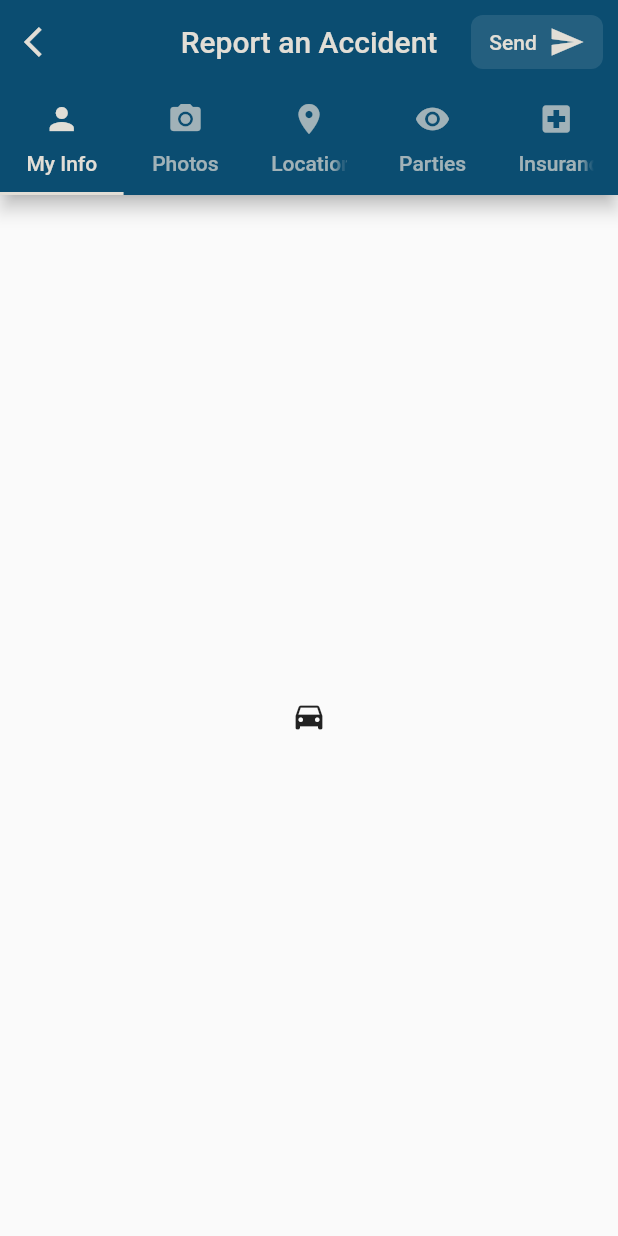
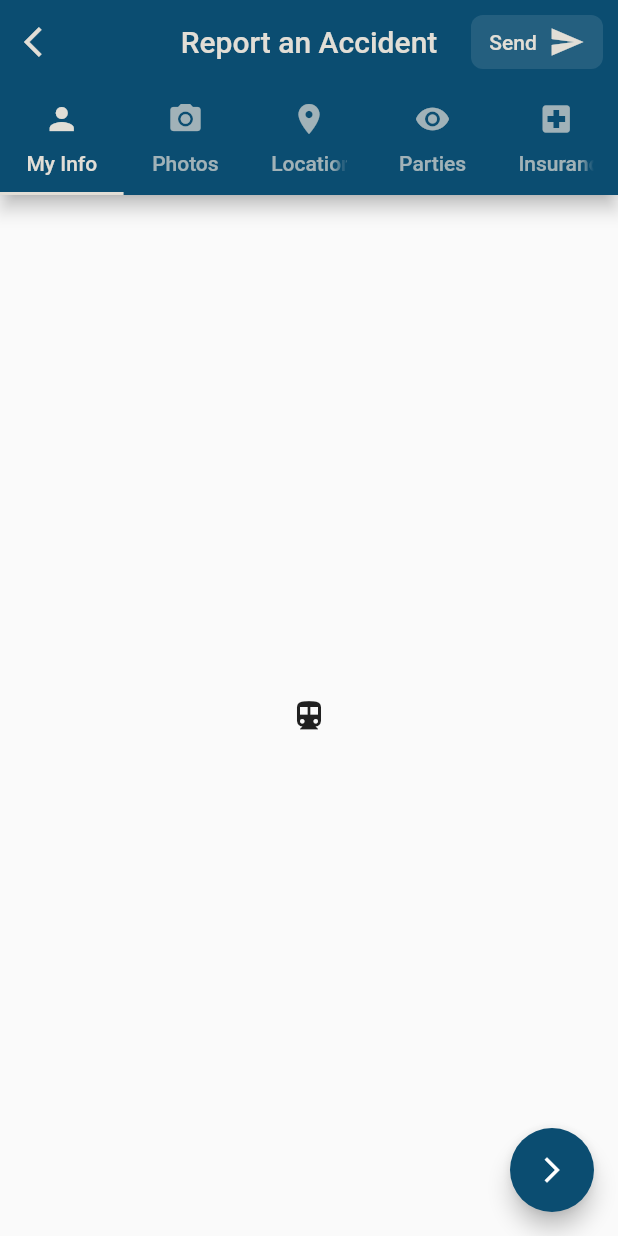
Before and after one commit to paduchurikowsik/lite-Flutter, a Flutter app: the ReportPage screen opened by its route, after a tap on "Send", on a phone screen of 412 x 824 dp. Run offline on Flutter 3.47's test engine with Material 2 defaults, Android fonts, the phone set to English and light mode, and no system bars; our stand-ins replace image_picker; missing offline and left inert: flutter_mailer.

Commit message:
added image picker and camera photo picker

```diff
--- a/lib/pages/home/homepage.dart
+++ b/lib/pages/home/homepage.dart
@@ -12,7 +12,7 @@ class HomePage extends StatefulWidget {
 class _HomePageState extends State<HomePage> {
   Future<void> _launched;
   String _phoneNum = '8139565825';
-  String _911 = '911';
+  String _call911 = '911';
 
   Future<void> _makePhoneCall(String phNum) async {
     if (await canLaunch(phNum)) {
@@ -153,7 +153,8 @@ class _HomePageState extends State<HomePage> {
                             TextStyle(fontSize: 20.0, color: navbarTextColor),
                       ),
                       onPressed: () {
-                        Navigator.pushNamed(context, '/report');
+                        Navigator.of(context).pushNamed('/report');
+                        // Navigator.pushNamed(context, '/report');
                       },
                       shape: RoundedRectangleBorder(
                           borderRadius: BorderRadius.circular(8.0)),
@@ -185,7 +186,7 @@ class _HomePageState extends State<HomePage> {
                             TextStyle(fontSize: 20.0, color: navbarTextColor),
                       ),
                       onPressed: () => setState(() {
-                            _launched = _makePhoneCall('tel:$_911');
+                            _launched = _makePhoneCall('tel:$_call911');
                           }),
                       shape: RoundedRectangleBorder(
                           borderRadius: BorderRadius.circular(8.0)),
--- a/lib/pages/report/report.dart
+++ b/lib/pages/report/report.dart
@@ -1,12 +1,43 @@
+import 'dart:io';
+
 import 'package:flutter/material.dart';
+import 'package:flutter_mailer/flutter_mailer.dart';
+import 'package:image_picker/image_picker.dart';
+
 import 'package:lite/theme/colors.dart';
 
 class ReportPage extends StatefulWidget {
+  const ReportPage({Key key}) : super(key: key);
   @override
   _ReportPageState createState() => _ReportPageState();
 }
 
-class _ReportPageState extends State<ReportPage> {
+class _ReportPageState extends State<ReportPage>
+    with SingleTickerProviderStateMixin {
+  // GlobalKey<Tab> _scaffoldKey = new GlobalKey();
+
+  TabController _tabController;
+
+  List<String> attachment = [];
+
+  @override
+  void initState() {
+    super.initState();
+    _tabController = TabController(vsync: this, length: 5);
+    _tabController.addListener(_handleTabIndex);
+  }
+
+  @override
+  void dispose() {
+    _tabController.removeListener(_handleTabIndex);
+    _tabController.dispose();
+    super.dispose();
+  }
+
+  void _handleTabIndex() {
+    setState(() {});
+  }
+
   _showAlertDialogOnBack(BuildContext context) {
     showDialog(
         context: context,
@@ -22,7 +53,8 @@ class _ReportPageState extends State<ReportPage> {
                     borderRadius: BorderRadius.circular(8.0)),
                 textColor: navbarColor,
                 child: Text('No'),
-                onPressed: () => Navigator.pop(context),
+                // onPressed: () => Navigator.pop(context),
+                onPressed: () => Navigator.of(context).pop(),
               ),
               FlatButton(
                 color: navbarColor,
@@ -30,19 +62,37 @@ class _ReportPageState extends State<ReportPage> {
                     borderRadius: BorderRadius.circular(8.0)),
                 textColor: navbarTextColor,
                 child: Text('Yes'),
-                onPressed: () => Navigator.pushNamedAndRemoveUntil(
-                    context, '/', (Route<dynamic> route) => false),
+                // onPressed: () => Navigator.pushNamedAndRemoveUntil(context, '/', (Route<dynamic> route) => false),
+                onPressed: () => Navigator.of(context).pushNamedAndRemoveUntil(
+                    '/', (Route<dynamic> route) => false),
               )
             ],
           );
         });
   }
 
+  Future<dynamic> _sendMail() async {
+    print('hello');
+    final MailOptions mailOptions = MailOptions(
+      body: 'a long body for the email <br> with a subset of HTML',
+      subject: 'the Email Subject',
+      recipients: ['example@example.com'],
+      isHTML: true,
+      bccRecipients: ['other@example.com'],
+      ccRecipients: ['third@example.com'],
+      attachments: attachment,
+    );
+
+    try {
+      return await FlutterMailer.send(mailOptions);
+    } catch (error) {
+      return error;
+    }
+  }
+
   @override
   Widget build(BuildContext context) {
     return WillPopScope(
-      child: DefaultTabController(
-        length: 5,
       child: Scaffold(
         appBar: AppBar(
           backgroundColor: navbarColor,
@@ -74,11 +124,19 @@ class _ReportPageState extends State<ReportPage> {
                     ),
                   ],
                 ),
-                    onPressed: () {},
+                onPressed: () {
+                  _sendMail().then((e) {
+                    if (e == null) {
+                      // Navigator.of(context).pop(true);
+                      Navigator.of(context).pop();
+                    }
+                  });
+                },
               ),
             )
           ],
           bottom: TabBar(
+            controller: _tabController,
             isScrollable: false,
             indicatorColor: navbarTextColor,
             labelColor: navbarTextColor,
@@ -92,16 +150,159 @@ class _ReportPageState extends State<ReportPage> {
           ),
         ),
         body: TabBarView(
+          controller: _tabController,
           children: [
-                Icon(Icons.directions_car),
             Icon(Icons.directions_transit),
+            photoFragment(),
             Icon(Icons.directions_bike),
             Icon(Icons.directions_transit),
             Icon(Icons.directions_bike),
           ],
-            )),
+        ),
+        floatingActionButton: _bottomButtons(),
+        // floatingActionButtonLocation: FloatingActionButtonLocation.centerFloat,
       ),
       onWillPop: () => _showAlertDialogOnBack(context),
     );
   }
+
+  _nextPage(int n) {
+    if (_tabController.index < _tabController.length - 1 &&
+        _tabController.index >= 0) {
+      _tabController.animateTo(_tabController.index + n);
     }
+  }
+
+  Widget _bottomButtons() {
+    switch (_tabController.index) {
+      case 0:
+        return Hero(
+            transitionOnUserGestures: true,
+            tag: 'btn',
+            child: FloatingActionButton(
+                shape: StadiumBorder(),
+                onPressed: () => _nextPage(1),
+                backgroundColor: navbarColor,
+                child: Icon(
+                  Icons.arrow_forward_ios,
+                  size: 20.0,
+                )));
+        break;
+
+      case 1:
+        return Hero(
+            transitionOnUserGestures: true,
+            tag: 'btn',
+            child: FloatingActionButton(
+              shape: StadiumBorder(),
+              onPressed: () => _nextPage(1),
+              backgroundColor: navbarColor,
+              child: Icon(
+                Icons.arrow_forward_ios,
+                size: 20.0,
+              ),
+            ));
+        break;
+
+      case 2:
+        return Hero(
+            transitionOnUserGestures: true,
+            tag: 'btn',
+            child: FloatingActionButton(
+                shape: StadiumBorder(),
+                onPressed: () => _nextPage(1),
+                backgroundColor: navbarColor,
+                child: Icon(
+                  Icons.arrow_forward_ios,
+                  size: 20.0,
+                )));
+        break;
+
+      case 3:
+        return Hero(
+            transitionOnUserGestures: true,
+            tag: 'btn',
+            child: FloatingActionButton(
+                shape: StadiumBorder(),
+                onPressed: () => _nextPage(1),
+                backgroundColor: navbarColor,
+                child: Icon(
+                  Icons.arrow_forward_ios,
+                  size: 20.0,
+                )));
+        break;
+
+      case 4:
+        return Hero(
+            transitionOnUserGestures: true,
+            tag: 'btn',
+            child: FloatingActionButton(
+                shape: RoundedRectangleBorder(
+                    borderRadius: BorderRadius.all(Radius.circular(16.0))),
+                onPressed: () {
+                  _sendMail().then((e) {
+                    if (e == null) {
+                      // Navigator.of(context).pop(true);
+                      Navigator.of(context).pop();
+                    }
+                  });
+                },
+                backgroundColor: Colors.redAccent,
+                child: Icon(
+                  Icons.send,
+                  size: 20.0,
+                )));
+        break;
+
+      default:
+        return Hero(
+            transitionOnUserGestures: true,
+            tag: 'btn',
+            child: FloatingActionButton(
+                shape: StadiumBorder(),
+                onPressed: () => _nextPage(1),
+                backgroundColor: navbarColor,
+                child: Icon(
+                  Icons.arrow_forward_ios,
+                  size: 20.0,
+                )));
+        break;
+    }
+  }
+
+  void _picker(ImageSource source) async {
+    File pick = await ImagePicker.pickImage(source: source);
+    setState(() {
+      attachment.add(pick.path);
+    });
+  }
+
+  Widget photoFragment() {
+    final Widget imagePath = GridView.count(
+        primary: false,
+        padding: const EdgeInsets.all(20.0),
+        crossAxisSpacing: 10.0,
+        mainAxisSpacing: 10.0,
+        childAspectRatio: 0.5,
+        crossAxisCount: 2,
+        children:
+            attachment.map((filepath) => Image.file(File(filepath))).toList());
+    return Column(
+      children: <Widget>[
+        RaisedButton(
+          child: Text('Image Picker'),
+          onPressed: () {
+            _picker(ImageSource.gallery);
+          },
+        ),
+        RaisedButton(
+          child: Text('Image Picker Camera'),
+          onPressed: () {
+            _picker(ImageSource.camera);
+          },
+        ),
+        Expanded(child: imagePath),
+      ],
+    );
+  }
+}
--- a/lib/utils/drawer.dart
+++ b/lib/utils/drawer.dart
@@ -23,8 +23,8 @@ Drawer getMenu(BuildContext context) {
               ),
               trailing: RawMaterialButton(
                 onPressed: () {
-                  Navigator.pushNamedAndRemoveUntil(
-                      context, '/', (Route<dynamic> route) => false);
+                  // Navigator.pushNamedAndRemoveUntil(context, '/', (Route<dynamic> route) => false);
+                  Navigator.of(context).pushNamedAndRemoveUntil('/', (Route<dynamic> route) => false);
                 },
                 child: Icon(
                   Icons.home,
@@ -69,8 +69,8 @@ Drawer getMenu(BuildContext context) {
                     trailing: Icon(Icons.arrow_forward_ios),
                     // selected: (getCurrentRoute(context).n == "/home") ? true : false,
                     onTap: () {
-                      Navigator.pushNamedAndRemoveUntil(
-                          context, '/firm', (Route<dynamic> route) => false);
+                      // Navigator.pushNamedAndRemoveUntil(context, '/firm', (Route<dynamic> route) => false);
+                      Navigator.of(context).pushNamedAndRemoveUntil('/firm', (Route<dynamic> route) => false);
                       // Navigator.popAndPushNamed(context, '/firm');
                     },
                   ),
@@ -87,8 +87,8 @@ Drawer getMenu(BuildContext context) {
                     trailing: Icon(Icons.arrow_forward_ios),
                     // selected: (getCurrentRoute(context).n == "/home") ? true : false,
                     onTap: () {
-                      Navigator.pushNamedAndRemoveUntil(
-                          context, '/guide', (Route<dynamic> route) => false);
+                      // Navigator.pushNamedAndRemoveUntil(context, '/guide', (Route<dynamic> route) => false);
+                      Navigator.of(context).pushNamedAndRemoveUntil('/guide', (Route<dynamic> route) => false);
                       // Navigator.popAndPushNamed(context, '/firm');
                     },
                   ),
@@ -105,8 +105,8 @@ Drawer getMenu(BuildContext context) {
                     trailing: Icon(Icons.arrow_forward_ios),
                     // selected: (getCurrentRoute(context).n == "/home") ? true : false,
                     onTap: () {
-                      Navigator.pushNamedAndRemoveUntil(context, '/services',
-                          (Route<dynamic> route) => false);
+                      // Navigator.pushNamedAndRemoveUntil(context, '/services',(Route<dynamic> route) => false);
+                      Navigator.of(context).pushNamedAndRemoveUntil('/services', (Route<dynamic> route) => false);
                       // Navigator.popAndPushNamed(context, '/firm');
                     },
                   ),
--- a/pubspec.yaml
+++ b/pubspec.yaml
@@ -20,6 +20,8 @@ dependencies:
   # Use with the CupertinoIcons class for iOS style icons.
   cupertino_icons: ^0.1.2
   url_launcher: ^4.0.3
+  flutter_mailer: ^0.3.1
+  image_picker: ^0.4.10
 
 dev_dependencies:
   flutter_test:
```
Also changed, not shown: 1 other file. Lines whose indentation alone changed are shown as unchanged.
